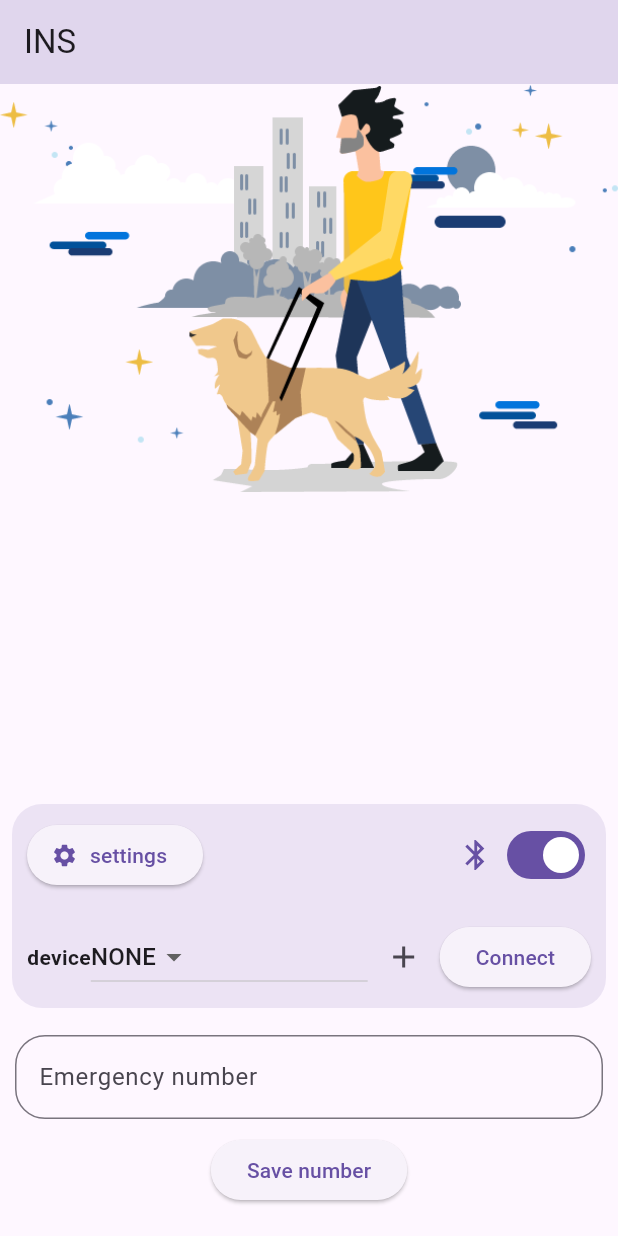
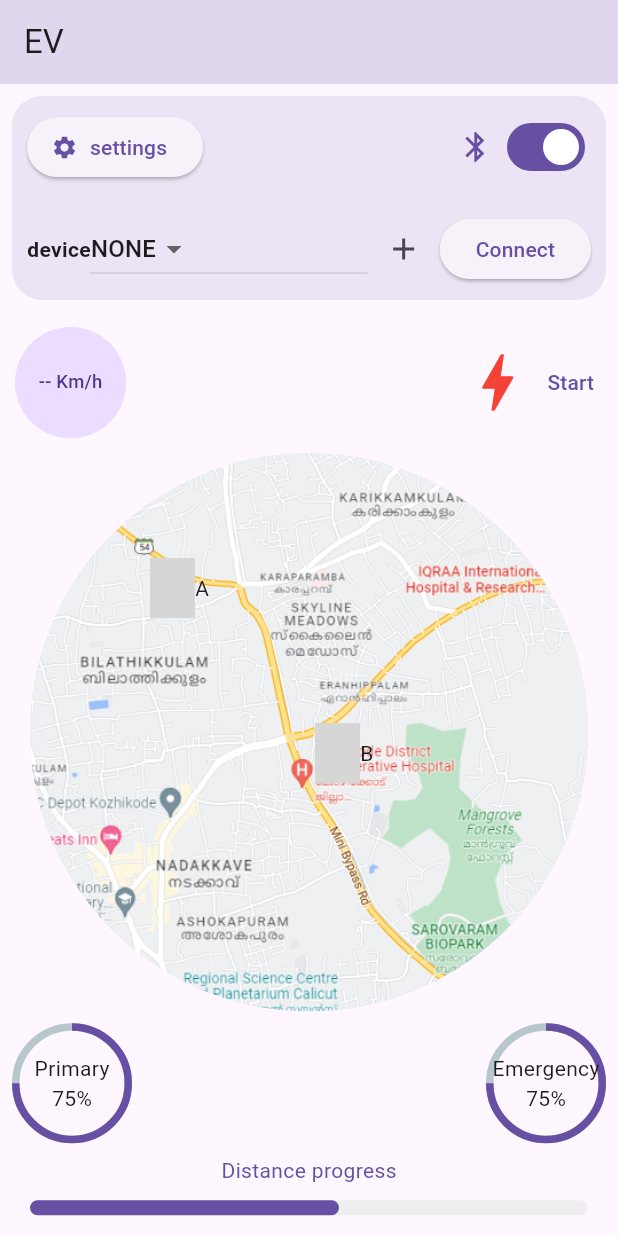
Before and after one commit to ShanuFutura/ev_management, a Flutter app: the screen it shows after launch, on a phone screen of 412 x 824 dp. Run offline on Flutter 3.47's test engine with Material 2 defaults, Android fonts, the phone set to English and light mode, and no system bars; drawn by our look-alikes of percent_indicator; our stand-ins replace flutter_bluetooth_serial, fluttertoast, material_color_utilities; missing offline and left inert: battery_indicator, dart:html; network calls fail; grey boxes are pictures that could not be loaded.

Commit message:
tesla dashboard

```diff
--- a/lib/blue.dart
+++ b/lib/blue.dart
@@ -11,9 +11,11 @@ class BluetoothController {
 }
 
 class BluetoothApp extends StatefulWidget {
+
   final BluetoothController controller;
   final Function(String) onMessage;
-  BluetoothApp({this.controller, this.onMessage});
+
+  BluetoothApp({ this.controller, this.onMessage});
   @override
   _BluetoothAppState createState() => _BluetoothAppState(controller);
 }
@@ -21,6 +23,7 @@ class BluetoothApp extends StatefulWidget {
 class _BluetoothAppState extends State<BluetoothApp>
     with TickerProviderStateMixin {
   String text = "from bluetooth";
+
 
   _BluetoothAppState(BluetoothController _controller) {
     _controller.sendMessage = sendMessage;
--- a/lib/main.dart
+++ b/lib/main.dart
@@ -1,14 +1,14 @@
+import 'package:battery_indicator/battery_indicator.dart';
 import 'package:flutter/material.dart';
-// import 'package:flutter_sms/flutter_sms.dart';
-import 'package:flutter_tts/flutter_tts.dart';
+
 import 'package:fluttertoast/fluttertoast.dart';
-import 'package:location/location.dart';
-import 'package:shared_preferences/shared_preferences.dart';
-import 'package:sms_maintained/sms.dart';
+import 'package:percent_indicator/circular_percent_indicator.dart';
+
 import 'package:tts_ble/blue.dart';
-import 'package:tts_ble/phone_number_widget.dart';
+
 import 'package:material_color_utilities/material_color_utilities.dart';
-// import 'package:dynamic_color/dynamic_color.dart';
+import 'package:tts_ble/widgets/pin.dart';
+import 'package:tts_ble/widgets/progress_bar.dart';
 
 void main() {
   runApp(MyApp());
@@ -17,147 +17,176 @@ void main() {
 class MyApp extends StatelessWidget {
   @override
   Widget build(BuildContext context) {
-    // return dc.DynamicColorBuilder(builder: (a, b) {
     return MaterialApp(
       title: 'Flutter Demo',
       theme: ThemeData(
-        // brightness: Brightness.dark,
         canvasColor: Colors.white,
         useMaterial3: true,
-        // primarySwatch: ColorScheme.
-        // primarySwatch: a.primary == null
-        //     ? MaterialColor(0xFF93cd48, {
-        //         50: a.primary.withOpacity(.1),
-        //         100: a.primary.withOpacity(.2),
-        //         200: a.primary.withOpacity(.3),
-        //         300: a.primary.withOpacity(.4),
-        //         400: a.primary.withOpacity(.5),
-        //         500: a.primary.withOpacity(.6),
-        //         600: a.primary.withOpacity(.7),
-        //         700: a.primary.withOpacity(.8),
-        //         800: a.primary.withOpacity(.9),
-        //         900: a.primary.withOpacity(1),
-        //       })
-        //     : Colors.blue,
-        // primaryColor: a.primary,
-        // backgroundColor: a.background,
       ),
       debugShowCheckedModeBanner: false,
       home: Home(),
     );
-    // });
   }
 }
 
-class Home extends StatelessWidget {
+class Home extends StatefulWidget {
+  @override
+  State<Home> createState() => _HomeState();
+}
+
+class _HomeState extends State<Home> {
   final phoneNumberController = TextEditingController();
+
   final sosMessageController = TextEditingController();
-  final FlutterTts tts = FlutterTts();
+
   final TextEditingController controller =
       TextEditingController(text: 'Hello world');
+
   BluetoothController bluetoothController = BluetoothController();
 
-  setSosMessage(String message, String target) async {
-    final spref = await SharedPreferences.getInstance();
-    spref.setString('targetNumber', target);
-    spref.setString('sosMessage', message);
-  }
-
-  sendSosMessage() async {
-    final spref = await SharedPreferences.getInstance();
-    final currentLoc = await Location.instance.getLocation();
-
-    tts.speak('sending emergency message');
-    SmsSender().sendSms(SmsMessage(
-        spref.getString('targetNumber') ?? '+919995395865',
-        'Im in trouble my location is https://www.google.co.in/maps/@${currentLoc.latitude},${currentLoc.longitude},14.15z ,'));
-    print(
-        'Im in trouble my location is ${currentLoc.latitude},${currentLoc.longitude}');
-  }
-
-  Home() {
-    print(tts.getLanguages);
-    tts.setLanguage('en');
-    tts.setSpeechRate(0.4);
-  }
-
-// speak(String data){
-// tts.speak(data);
-// }
-
+  bool isHidden = false;
+  String speed = '--';
+  bool isStart = false;
   @override
   Widget build(BuildContext context) {
+    final deviceWidth = MediaQuery.of(context).size.width;
+    final deviceHeight = MediaQuery.of(context).size.height;
     return Scaffold(
       appBar: AppBar(
         backgroundColor: Theme.of(context).primaryColor.withOpacity(.2),
-        title: Text('INS'),
+        title: Text('EV'),
       ),
-      body: Stack(
-        children: [
-          Image.asset(
-            'assets/bgimg.png',
-            // fit: BoxFit.fitWidth,
-          ),
-          Column(
-            mainAxisAlignment: MainAxisAlignment.end,
+      body: Column(
+        mainAxisAlignment: MainAxisAlignment.start,
         children: [
           BluetoothApp(
             controller: bluetoothController,
             onMessage: (p0) async {
-
-
-                  print('printing from bt $p0');
-                  if (p0 == 'R') {
-                    tts.speak('obstacle at right');
-                  } else if (p0 == 'L') {
-                    tts.speak('obstacle at Left');
-                  } else if (p0 == 'F') {
-                    tts.speak('obstacle at Front');
-                  } else if (p0 == 'E') {
-                    sendSosMessage();
-                  } else {
-                    tts.speak('negative');
-                  }
-                  Future.delayed(Duration(seconds: 1));
+              setState(() {
+                speed = p0;
+              });
+              print(p0);
             },
           ),
+          Expanded(
+            child: Container(
+                child: SingleChildScrollView(
+              child: Column(
+                mainAxisAlignment: MainAxisAlignment.spaceAround,
+                mainAxisSize: MainAxisSize.min,
+                children: [
+                  Row(
+                    mainAxisAlignment: MainAxisAlignment.spaceBetween,
+                    children: [
                       Padding(
-                padding: const EdgeInsets.all(10.0),
-                child: PhoneNumberField(
-                    phoneNumberController: phoneNumberController),
+                        padding: const EdgeInsets.all(10),
+                        child: CircleAvatar(
+                          child: Text(
+                            '$speed Km/h',
+                            style: TextStyle(fontSize: deviceWidth * .03),
                           ),
-              // TextField(
-              //   controller: controller,
-              // ),
-              ElevatedButton(
+                          radius: deviceWidth * .09,
+                        ),
+                      ),
+                      TextButton.icon(
                         onPressed: () {
-                    // sendSMS(message: 'test message', recipients: ['+919947500227'])
-                    //     .onError((error, stackTrace) => '$error')
-                    //     .whenComplete(() => print('completed'))
-                    //     .then((value) => print('$value done'));
-                    // tts.speak(controller.text);
-                    SharedPreferences.getInstance()
-                        .then((value) => value.setString('targetNumber',
-                            '+91${phoneNumberController.text.trim()}'))
-                        .then((value) =>
-                            Fluttertoast.showToast(msg: 'number saved'));
+                          if (isStart) {
+                            setState(() {
+                              isStart = false;
+                            });
+                            bluetoothController.sendMessage('T');
+                            Fluttertoast.showToast(msg: 'killed');
+                          } else {
+                            setState(() {
+                              isStart = true;
+                            });
+                            bluetoothController.sendMessage('S');
+                            Fluttertoast.showToast(msg: 'started');
+                          }
                         },
-                  child: Text('Save number')),
-              SizedBox(
-                height: 20,
+                        icon: Icon(
+                          isStart ? Icons.cancel : Icons.bolt,
+                          color: Colors.red,
+                          // Theme.of(context).primaryColor,
+                          size: 50,
+                        ),
+                        label: Text(isStart ? 'Kill' : 'Start'),
                       ),
                     ],
                   ),
+                  Stack(
+                    children: [
+                      CircleAvatar(
+                        radius: (deviceWidth / 2) - 20,
+                        backgroundImage: AssetImage('assets/sc.png'),
+                      ),
+                      Pin(
+                        pinName: 'A',
+                          fromLeft: 80,
+                          fromTop: 70,
+                          onThodal: () {
+                            bluetoothController.sendMessage('80');
+                            // print('thottu1');
+                          }),
+                      Pin(
+                        pinName: 'B',
+                        fromLeft: 190,
+                        fromTop: 180,
+                        onThodal: () {
+                            bluetoothController.sendMessage('40');
+                          // print('thottu');
+                        },
+                      ),
                     ],
                   ),
-      // floatingActionButton: dc.DynamicColorBuilder(builder: (a, b) {
-      //   return FloatingActionButton(
-      //     onPressed: () {
-      //       print(a.primary);
-      //     },
-      //     backgroundColor: a.primary,
-      //   );
-      // }),
+                  Row(
+                    mainAxisAlignment: MainAxisAlignment.spaceBetween,
+                    children: [
+                      Padding(
+                        padding: const EdgeInsets.all(8.0),
+                        child: CircularPercentIndicator(
+                          radius: 40.0,
+                          lineWidth: 5.0,
+                          percent: .75,
+                          center: Column(
+                            mainAxisAlignment: MainAxisAlignment.center,
+                            children: [
+                              Text('Primary'),
+                              Text("75%"),
+                            ],
+                          ),
+                          progressColor: Theme.of(context).primaryColor,
+                        ),
+                      ),
+                      Padding(
+                        padding: const EdgeInsets.all(8.0),
+                        child: CircularPercentIndicator(
+                          radius: 40.0,
+                          lineWidth: 5.0,
+                          percent: .75,
+                          center: Column(
+                            mainAxisAlignment: MainAxisAlignment.center,
+                            children: [
+                              Text('Emergency'),
+                              Text("75%"),
+                            ],
+                          ),
+                          progressColor: Theme.of(context).primaryColor,
+                        ),
+                      )
+                    ],
+                  ),
+                  Text(
+                    'Distance progress',
+                    style: TextStyle(color: Theme.of(context).primaryColor),
+                  ),
+                  ProgressBar(progress: .5),
+                ],
+              ),
+            )),
+          ),
+        ],
+      ),
     );
   }
 }
--- a/lib/phone_number_widget.dart
+++ /dev/null
@@ -1,46 +0,0 @@
-import 'package:flutter/cupertino.dart';
-import 'package:flutter/material.dart';
-import 'package:shared_preferences/shared_preferences.dart';
-
-class PhoneNumberField extends StatefulWidget {
-  const PhoneNumberField({
-    Key key,
-    @required this.phoneNumberController,
-  }) : super(key: key);
-
-  final TextEditingController phoneNumberController;
-
-  @override
-  State<PhoneNumberField> createState() => _PhoneNumberFieldState();
-}
-
-class _PhoneNumberFieldState extends State<PhoneNumberField> {
-  @override
-  getPhoneNumber() {
-    setState(() {
-      SharedPreferences.getInstance().then((value) {
-        setState(() {
-          widget.phoneNumberController.text =
-              value.getString('targetNumber').replaceAll('+91', '') ??
-                  'No number added';
-        });
-      });
-    });
-  }
-
-  void initState() {
-    // TODO: implement initState
-    super.initState();
-    getPhoneNumber();
-  }
-
-  Widget build(BuildContext context) {
-    return TextField(
-      decoration: InputDecoration(
-          prefix: Text('+91 '),
-          label: Text('Emergency number'),
-          border: OutlineInputBorder(borderRadius: BorderRadius.circular(20))),
-      controller: widget.phoneNumberController,
-    );
-  }
-}
--- /dev/null
+++ b/lib/widgets/pin.dart
@@ -0,0 +1,37 @@
+import 'dart:html';
+
+import 'package:flutter/material.dart';
+
+class Pin extends StatelessWidget {
+  Pin(
+      {@required String this.pinName,
+      @required double this.fromLeft,
+      @required double this.fromTop,
+      @required Function this.onThodal,
+      Key key})
+      : super(key: key);
+  String pinName;
+  double fromLeft;
+  double fromTop;
+  Function onThodal;
+
+  @override
+  Widget build(BuildContext context) {
+    return Positioned(
+      top: fromTop,
+      left: fromLeft,
+      child: InkWell(
+        onTap: onThodal,
+        child: Row(
+          children: [
+            Image.network(
+              'https://upload.wikimedia.org/wikipedia/commons/thumb/d/d1/Google_Maps_pin.svg/585px-Google_Maps_pin.svg.png',
+              height: 40,
+              width: 30,
+            ),Text(pinName),
+          ],
+        ),
+      ),
+    );
+  }
+}
--- /dev/null
+++ b/lib/widgets/progress_bar.dart
@@ -0,0 +1,39 @@
+import 'package:flutter/cupertino.dart';
+import 'package:flutter/material.dart';
+import 'package:flutter/src/foundation/key.dart';
+import 'package:flutter/src/widgets/framework.dart';
+
+class ProgressBar extends StatelessWidget {
+  const ProgressBar({@required double this.progress, Key key})
+      : super(key: key);
+  final progress;
+
+  @override
+  Widget build(BuildContext context) {
+    final deviceWidth = MediaQuery.of(context).size.width;
+    // final deviceHeight=MediaQuery.of(context).size.height;
+    return Padding(
+      padding: const EdgeInsets.all(10.0),
+      child: Stack(
+        children: [
+          Container(
+            decoration: BoxDecoration(
+              borderRadius: BorderRadius.circular(20),
+              color: Colors.grey[200],
+            ),
+            height: 10,
+            width: deviceWidth - 40,
+          ),
+          Container(
+            decoration: BoxDecoration(
+              borderRadius: BorderRadius.circular(20),
+              color: Theme.of(context).primaryColor,
+            ),
+            height: 10,
+            width: deviceWidth * progress,
+          ),
+        ],
+      ),
+    );
+  }
+}
```
Also changed, not shown: pubspec.yaml (+9 -5 lines), assets/sc.png (added), pubspec.lock, 3 other files. Lines whose indentation alone changed are shown as unchanged.
